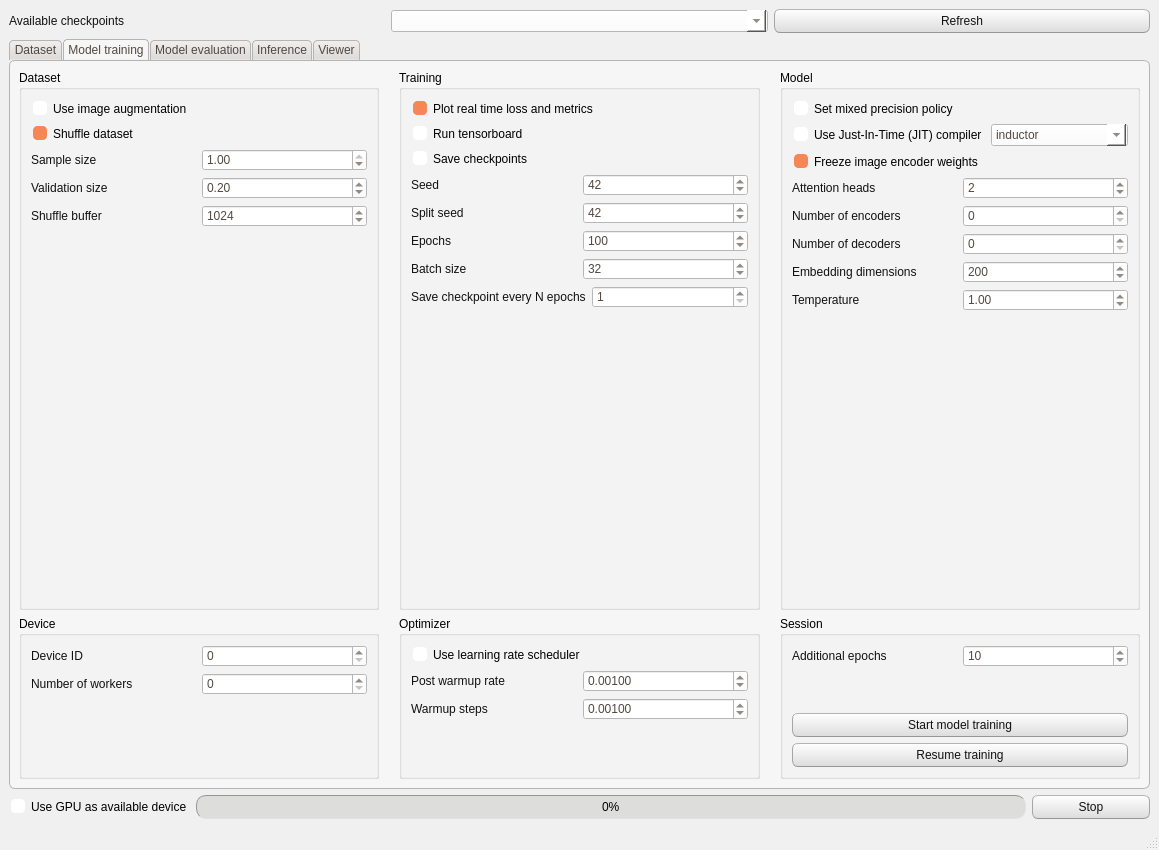
The window that XREPORT/app/src/window_layout.ui (CTCycle/XREPORT-radiological-reports-generator) describes before a commit, drawn with Qt 5.
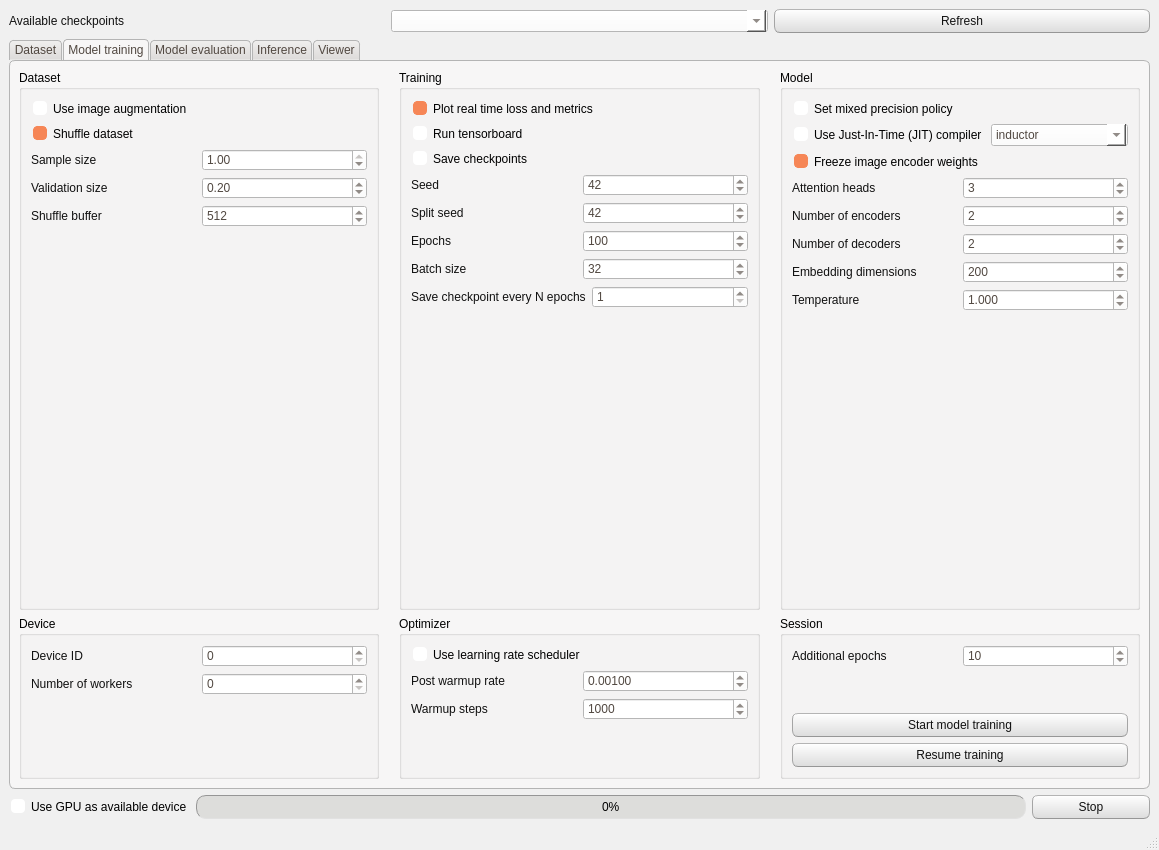
The same window after the commit. The open tabs and pages were chosen to show the change.

Commit message: fixed spin box boundaries, hooked train temperature and other missing configs

Patch:
```diff
--- a/XREPORT/app/src/window_layout.ui
+++ b/XREPORT/app/src/window_layout.ui
@@ -889,15 +889,12 @@
                   </widget>
                  </item>
                  <item>
-                  <widget class="QDoubleSpinBox" name="warmUPSteps">
-                   <property name="decimals">
-                    <number>5</number>
-                   </property>
-                   <property name="singleStep">
-                    <double>0.000100000000000</double>
+                  <widget class="QSpinBox" name="warmupSteps">
+                   <property name="maximum">
+                    <number>10000000</number>
                    </property>
                    <property name="value">
-                    <double>0.001000000000000</double>
+                    <number>1000</number>
                    </property>
                   </widget>
                  </item>
@@ -1012,13 +1009,13 @@
                     <number>1</number>
                    </property>
                    <property name="maximum">
-                    <number>99999</number>
+                    <number>10000</number>
                    </property>
                    <property name="singleStep">
                     <number>10</number>
                    </property>
                    <property name="value">
-                    <number>1024</number>
+                    <number>512</number>
                    </property>
                   </widget>
                  </item>
@@ -1338,11 +1335,14 @@
                </item>
                <item>
                 <widget class="QSpinBox" name="attentionHeads">
+                 <property name="minimum">
+                  <number>1</number>
+                 </property>
                  <property name="maximum">
-                  <number>999</number>
+                  <number>1000</number>
                  </property>
                  <property name="value">
-                  <number>2</number>
+                  <number>3</number>
                  </property>
                 </widget>
                </item>
@@ -1358,7 +1358,17 @@
                 </widget>
                </item>
                <item>
-                <widget class="QSpinBox" name="numEncoders"/>
+                <widget class="QSpinBox" name="numEncoders">
+                 <property name="minimum">
+                  <number>1</number>
+                 </property>
+                 <property name="maximum">
+                  <number>100</number>
+                 </property>
+                 <property name="value">
+                  <number>2</number>
+                 </property>
+                </widget>
                </item>
               </layout>
              </item>
@@ -1372,7 +1382,17 @@
                 </widget>
                </item>
                <item>
-                <widget class="QSpinBox" name="numDecoders"/>
+                <widget class="QSpinBox" name="numDecoders">
+                 <property name="minimum">
+                  <number>1</number>
+                 </property>
+                 <property name="maximum">
+                  <number>100</number>
+                 </property>
+                 <property name="value">
+                  <number>2</number>
+                 </property>
+                </widget>
                </item>
               </layout>
              </item>
@@ -1411,6 +1431,18 @@
                </item>
                <item>
                 <widget class="QDoubleSpinBox" name="trainTemp">
+                 <property name="decimals">
+                  <number>3</number>
+                 </property>
+                 <property name="minimum">
+                  <double>0.001000000000000</double>
+                 </property>
+                 <property name="maximum">
+                  <double>100.000000000000000</double>
+                 </property>
+                 <property name="singleStep">
+                  <double>0.050000000000000</double>
+                 </property>
                  <property name="value">
                   <double>1.000000000000000</double>
                  </property>
```
Left out of the diff: 13 changed lines with no effect on the pictures. Lines whose indentation alone changed are shown as unchanged. The commit also changes 4 other files.
